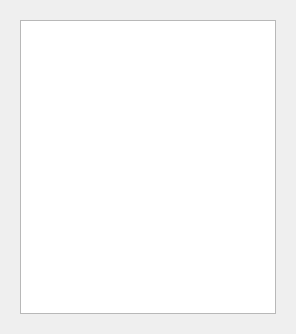
Qt form rana_qgis_plugin/widgets/ui/rana.ui (nens/rana-qgis-plugin) before a commit.
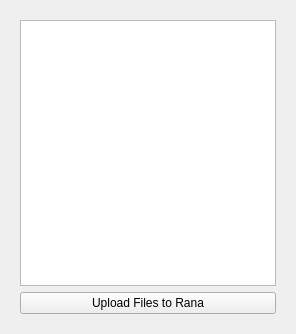
The same form after that commit. The open tabs and pages were chosen to show the change.

Commit message: Stub uploading new (non-rana) files

Diff of the .ui file:
```diff
--- a/rana_qgis_plugin/widgets/ui/rana.ui
+++ b/rana_qgis_plugin/widgets/ui/rana.ui
@@ -94,6 +94,13 @@
        <item row="0" column="0">
         <widget class="QTreeView" name="files_tv"/>
        </item>
+       <item row="1" column="0">
+        <widget class="QPushButton" name="btn_upload">
+         <property name="text">
+          <string>Upload Files to Rana</string>
+         </property>
+        </widget>
+       </item>
       </layout>
      </widget>
      <widget class="QWidget" name="file_widget">
```
The commit also changes 2 other files.
